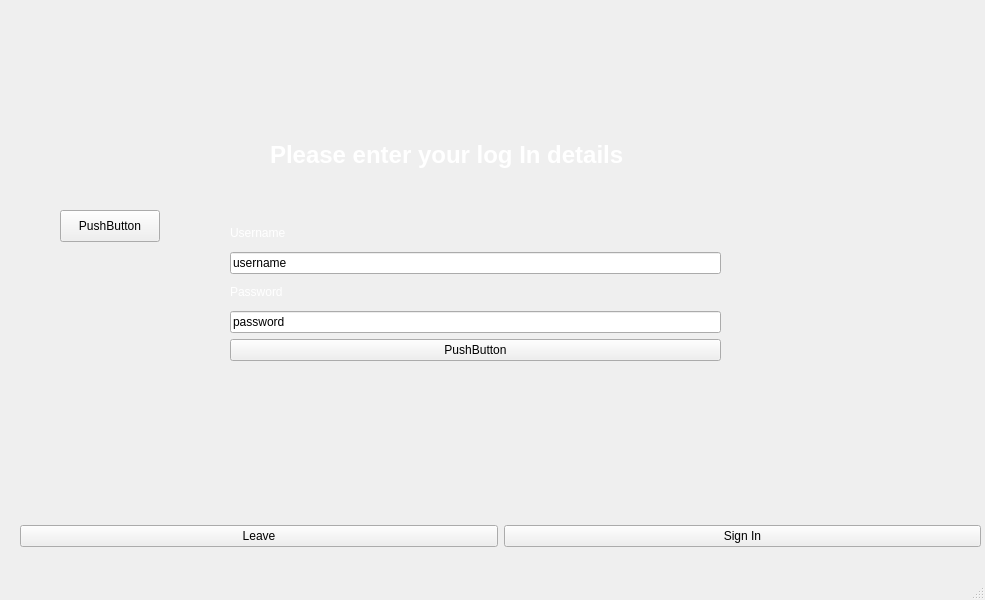
Old version of the form src/qt/login.ui in the repository Dushnilas/recsys_project.
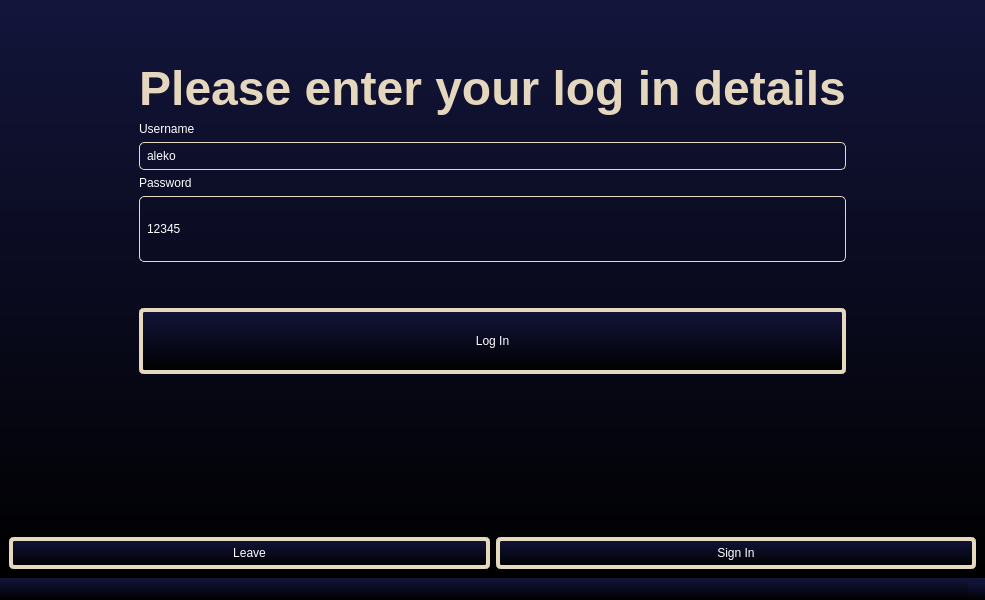
New version of the form. Icons and pictures are not drawn.

```diff
--- a/src/qt/login.ui
+++ b/src/qt/login.ui
@@ -14,52 +14,100 @@
    <string>MainWindow</string>
   </property>
   <property name="styleSheet">
-   <string notr="true">background-image: url(:/rec/Pics/backg.png);</string>
+   <string notr="true">background: qlineargradient(spread: pad, x1: 0, y1: 1, x2: 0, y2: 0, stop: 0 rgb(0, 0, 0), stop: 1 rgb(19, 21, 59));
+color: white;</string>
   </property>
   <widget class="QWidget" name="centralwidget">
+   <layout class="QGridLayout" name="gridLayout_2">
+    <item row="1" column="0">
+     <layout class="QHBoxLayout" name="horizontalLayout">
+      <item>
+       <widget class="QPushButton" name="pushButton">
+        <property name="font">
+         <font>
+          <family>Arial</family>
+         </font>
+        </property>
+        <property name="styleSheet">
+         <string notr="true">border: 4px solid rgb(229, 217, 190);
+border-radius: 5px;
+padding: 5px;</string>
+        </property>
+        <property name="text">
+         <string>Leave</string>
+        </property>
+       </widget>
+      </item>
+      <item>
+       <widget class="QPushButton" name="pushButton_2">
+        <property name="styleSheet">
+         <string notr="true">border: 4px solid rgb(229, 217, 190);
+border-radius: 5px;
+padding: 5px;</string>
+        </property>
+        <property name="text">
+         <string>Sign In</string>
+        </property>
+       </widget>
+      </item>
+     </layout>
+    </item>
+    <item row="0" column="0">
+     <layout class="QGridLayout" name="gridLayout" rowstretch="1,6,3" columnstretch="1,5,1">
+      <item row="2" column="1">
+       <spacer name="horizontalSpacer">
+        <property name="orientation">
+         <enum>Qt::Horizontal</enum>
+        </property>
+        <property name="sizeHint" stdset="0">
+         <size>
+          <width>40</width>
+          <height>20</height>
+         </size>
+        </property>
+       </spacer>
+      </item>
+      <item row="0" column="1">
+       <spacer name="horizontalSpacer_2">
+        <property name="orientation">
+         <enum>Qt::Horizontal</enum>
+        </property>
+        <property name="sizeHint" stdset="0">
+         <size>
+          <width>40</width>
+          <height>20</height>
+         </size>
+        </property>
+       </spacer>
+      </item>
+      <item row="1" column="1">
+       <layout class="QVBoxLayout" name="verticalLayout" stretch="0,0,0,0,2,0,2">
+        <property name="spacing">
+         <number>-1</number>
+        </property>
+        <item>
    <widget class="QLabel" name="label_3">
-    <property name="geometry">
-     <rect>
-      <x>270</x>
-      <y>140</y>
-      <width>401</width>
-      <height>71</height>
-     </rect>
-    </property>
     <property name="font">
      <font>
       <family>Arial</family>
      </font>
     </property>
-    <property name="text">
-     <string>&lt;html&gt;&lt;head/&gt;&lt;body&gt;&lt;h1 style=&quot; margin-top:18px; margin-bottom:12px; margin-left:0px; margin-right:0px; -qt-block-indent:0; text-indent:0px;&quot;&gt;&lt;span style=&quot; font-size:xx-large; font-weight:700; color:#ffffff;&quot;&gt;Please enter your log In details&lt;/span&gt;&lt;/h1&gt;&lt;p&gt;&lt;br/&gt;&lt;/p&gt;&lt;/body&gt;&lt;/html&gt;</string>
-    </property>
-   </widget>
-   <widget class="QPushButton" name="pushButton_3">
-    <property name="geometry">
-     <rect>
-      <x>60</x>
-      <y>210</y>
-      <width>100</width>
-      <height>32</height>
-     </rect>
+          <property name="layoutDirection">
+           <enum>Qt::LeftToRight</enum>
+          </property>
+          <property name="styleSheet">
+           <string notr="true">background-color: rgba(255, 255, 255, 0);</string>
     </property>
     <property name="text">
-     <string>PushButton</string>
-    </property>
-   </widget>
-   <widget class="QWidget" name="layoutWidget">
-    <property name="geometry">
-     <rect>
-      <x>230</x>
-      <y>220</y>
-      <width>491</width>
-      <height>141</height>
-     </rect>
-    </property>
-    <layout class="QVBoxLayout" name="verticalLayout">
+           <string>&lt;html&gt;&lt;head/&gt;&lt;body&gt;&lt;p align=&quot;center&quot;&gt;&lt;span style=&quot; font-size:36pt; font-weight:700; color:#e4d7be;&quot;&gt;Please enter your log in details&lt;/span&gt;&lt;/p&gt;&lt;/body&gt;&lt;/html&gt;</string>
+          </property>
+         </widget>
+        </item>
      <item>
       <widget class="QLabel" name="label">
+          <property name="styleSheet">
+           <string notr="true">background-color: rgba(255, 255, 255, 0);</string>
+          </property>
        <property name="text">
         <string>&lt;html&gt;&lt;head/&gt;&lt;body&gt;&lt;p&gt;&lt;span style=&quot; color:#ffffff;&quot;&gt;Username&lt;/span&gt;&lt;/p&gt;&lt;/body&gt;&lt;/html&gt;</string>
        </property>
@@ -67,13 +115,28 @@
      </item>
      <item>
       <widget class="QLineEdit" name="UsernameTB">
+          <property name="sizePolicy">
+           <sizepolicy hsizetype="Expanding" vsizetype="Preferred">
+            <horstretch>0</horstretch>
+            <verstretch>0</verstretch>
+           </sizepolicy>
+          </property>
+          <property name="styleSheet">
+           <string notr="true">background-color: rgba(255, 255, 255, 0);
+border: 1px solid rgb(229, 217, 190);
+border-radius: 5px;
+padding: 5px;</string>
+          </property>
        <property name="text">
-        <string>username</string>
+           <string>aleko</string>
        </property>
       </widget>
      </item>
      <item>
       <widget class="QLabel" name="label_2">
+          <property name="styleSheet">
+           <string notr="true">background-color: rgba(225,225,225,0);</string>
+          </property>
        <property name="text">
         <string>&lt;html&gt;&lt;head/&gt;&lt;body&gt;&lt;p&gt;&lt;span style=&quot; color:#ffffff;&quot;&gt;Password&lt;/span&gt;&lt;/p&gt;&lt;/body&gt;&lt;/html&gt;</string>
        </property>
@@ -81,51 +144,88 @@
      </item>
      <item>
       <widget class="QLineEdit" name="PasswordTB">
+          <property name="sizePolicy">
+           <sizepolicy hsizetype="Expanding" vsizetype="Preferred">
+            <horstretch>0</horstretch>
+            <verstretch>0</verstretch>
+           </sizepolicy>
+          </property>
+          <property name="styleSheet">
+           <string notr="true">background-color: rgba(255, 255, 255, 0);
+border: 1px solid rgb(229, 217, 190);
+border-radius: 5px;
+padding: 5px;</string>
+          </property>
        <property name="text">
-        <string>password</string>
+           <string>12345</string>
        </property>
       </widget>
      </item>
+        <item>
+         <spacer name="verticalSpacer_2">
+          <property name="orientation">
+           <enum>Qt::Vertical</enum>
+          </property>
+          <property name="sizeHint" stdset="0">
+           <size>
+            <width>20</width>
+            <height>40</height>
+           </size>
+          </property>
+         </spacer>
+        </item>
      <item>
       <widget class="QPushButton" name="ButNext">
+          <property name="enabled">
+           <bool>true</bool>
+          </property>
+          <property name="sizePolicy">
+           <sizepolicy hsizetype="Minimum" vsizetype="Preferred">
+            <horstretch>0</horstretch>
+            <verstretch>0</verstretch>
+           </sizepolicy>
+          </property>
+          <property name="styleSheet">
+           <string notr="true">border: 4px solid rgb(229, 217, 190);
+border-radius: 5px;
+padding: 5px;</string>
+          </property>
        <property name="text">
-        <string>PushButton</string>
+           <string>Log In</string>
        </property>
       </widget>
      </item>
     </layout>
-   </widget>
-   <widget class="QWidget" name="layoutWidget">
-    <property name="geometry">
-     <rect>
-      <x>20</x>
-      <y>520</y>
-      <width>961</width>
-      <height>32</height>
-     </rect>
-    </property>
-    <layout class="QHBoxLayout" name="horizontalLayout">
-     <item>
-      <widget class="QPushButton" name="pushButton">
-       <property name="font">
-        <font>
-         <family>Arial</family>
-        </font>
-       </property>
-       <property name="text">
-        <string>Leave</string>
-       </property>
-      </widget>
-     </item>
-     <item>
-      <widget class="QPushButton" name="pushButton_2">
-       <property name="text">
-        <string>Sign In</string>
-       </property>
-      </widget>
-     </item>
-    </layout>
-   </widget>
+      </item>
+      <item row="1" column="0">
+       <spacer name="verticalSpacer_3">
+        <property name="orientation">
+         <enum>Qt::Vertical</enum>
+        </property>
+        <property name="sizeHint" stdset="0">
+         <size>
+          <width>20</width>
+          <height>40</height>
+         </size>
+        </property>
+       </spacer>
+      </item>
+      <item row="1" column="2">
+       <spacer name="verticalSpacer">
+        <property name="orientation">
+         <enum>Qt::Vertical</enum>
+        </property>
+        <property name="sizeHint" stdset="0">
+         <size>
+          <width>20</width>
+          <height>40</height>
+         </size>
+        </property>
+       </spacer>
+      </item>
+     </layout>
+    </item>
+   </layout>
   </widget>
   <widget class="QMenuBar" name="menubar">
    <property name="geometry">
```
Lines whose indentation alone changed are shown as unchanged.
